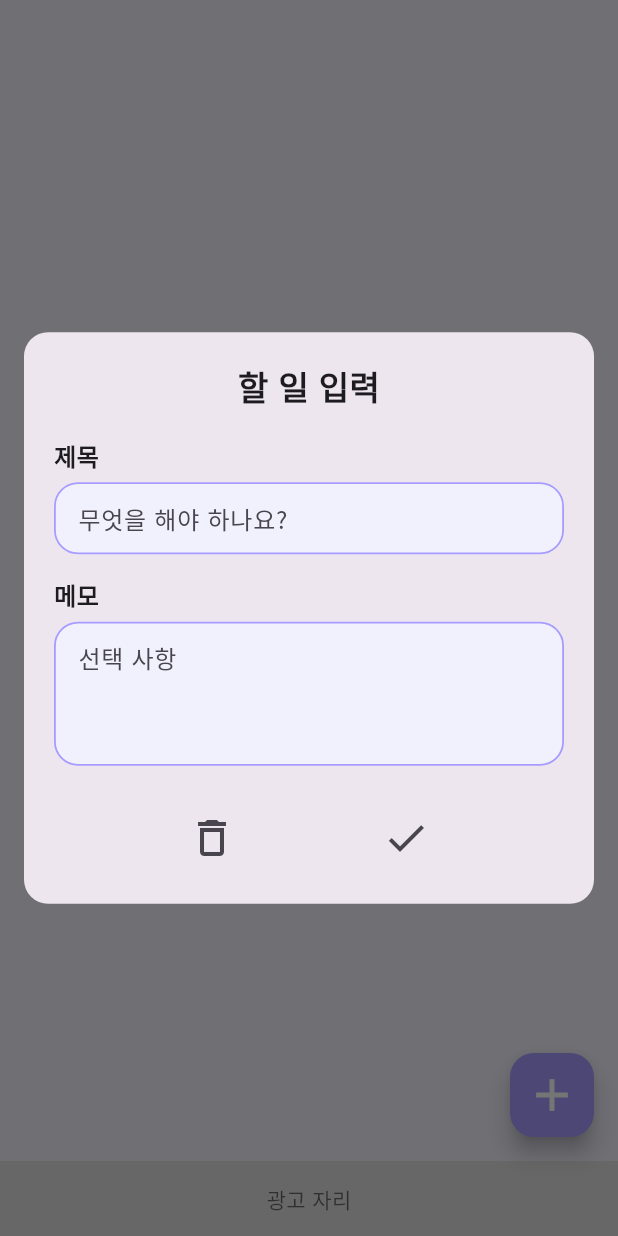
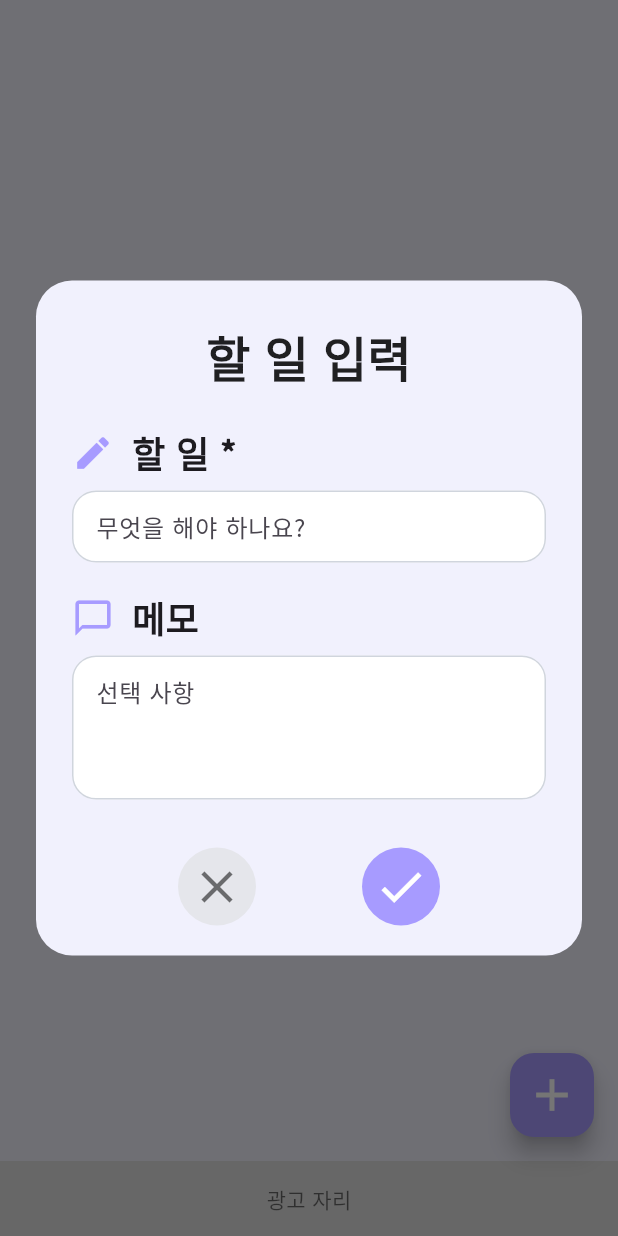
Before and after one commit to Zzeolla/wonmore_money_book, a Flutter app: the TodoListScreen screen opened directly, after a tap on the "add" icon, on a phone screen of 412 x 824 dp. Run offline on Flutter 3.47's test engine with Material 3 defaults, Android fonts, the phone set to English and light mode, and no system bars; our stand-ins replace another_flushbar, drift, table_calendar; accounts and stored records are empty; generated files the repository leaves out were written again.

Commit message:
add todo_list

```diff
--- a/lib/dialog/todo_input_dialog.dart
+++ b/lib/dialog/todo_input_dialog.dart
@@ -1,9 +1,19 @@
 import 'package:flutter/material.dart';
 import 'package:provider/provider.dart';
 import 'package:wonmore_money_book/provider/todo_provider.dart';
+import 'package:wonmore_money_book/widget/custom_circle_button.dart';
 
 class TodoInputDialog extends StatefulWidget {
-  const TodoInputDialog({super.key});
+  final int? todoId;
+  final String? initialTitle;
+  final String? initialMemo;
+
+  const TodoInputDialog({
+    super.key,
+    this.todoId,
+    this.initialTitle,
+    this.initialMemo,
+  });
 
   @override
   State<TodoInputDialog> createState() => _TodoInputDialogState();
@@ -14,6 +24,12 @@ class _TodoInputDialogState extends State<TodoInputDialog> {
   final TextEditingController _memoController = TextEditingController();
 
   @override
+  void initState() {
+    super.initState();
+    _titleController.text = widget.initialTitle ?? '';
+    _memoController.text = widget.initialMemo ?? '';
+  }
+  @override
   void dispose() {
     _titleController.dispose();
     _memoController.dispose();
@@ -22,69 +38,89 @@ class _TodoInputDialogState extends State<TodoInputDialog> {
 
   @override
   Widget build(BuildContext context) {
-    // todo: 디자인 다시 하기
-    // todo: 추가/수정 버튼과 삭제버튼 구현 필요
     final keyboardHeight = MediaQuery.of(context).viewInsets.bottom;
 
     return Dialog(
-      insetPadding: const EdgeInsets.symmetric(horizontal: 16),
-      shape: RoundedRectangleBorder(borderRadius: BorderRadius.circular(16)),
+      backgroundColor: const Color(0xFFF1F1FD),
+      insetPadding: const EdgeInsets.symmetric(horizontal: 24),
+      shape: RoundedRectangleBorder(borderRadius: BorderRadius.circular(24)),
       child: SingleChildScrollView(
-        padding: EdgeInsets.only(
-          left: 20,
-          right: 20,
-          top: 20,
-          bottom: 20,
-        ),
+        padding: const EdgeInsets.fromLTRB(24, 28, 24, 20),
         child: Column(
           mainAxisSize: MainAxisSize.min,
           children: [
-            MediaQuery.of(context).viewInsets.bottom > 0 ? const SizedBox(height: 12) : const SizedBox(height: 0),
+            MediaQuery.of(context).viewInsets.bottom > 0
+                ? const SizedBox(height: 12)
+                : const SizedBox(height: 0),
             const Text(
               '할 일 입력',
-              style: TextStyle(fontSize: 22, fontWeight: FontWeight.bold),
+              style: TextStyle(fontSize: 32, fontWeight: FontWeight.bold, color: Colors.black87),
+            ),
+            const SizedBox(height: 24),
+
+            // 제목 필드
+            _buildTextBox(
+              controller: _titleController,
+              label: '할 일',
+              icon: Icons.edit,
+              hintText: '무엇을 해야 하나요?',
+              isRequired: true,
             ),
             const SizedBox(height: 20),
             _buildTextBox(
-              controller: _titleController,
-              label: '제목',
-              hintText: '무엇을 해야 하나요?',
-              isRequired: true,
-            ),
-            const SizedBox(height: 16),
-            _buildTextBox(
               controller: _memoController,
               label: '메모',
+              icon: Icons.chat_bubble_outline,
               hintText: '선택 사항',
               maxLines: 3,
             ),
-            const SizedBox(height: 24),
+            const SizedBox(height: 32),
+
+            // 하단 버튼
             Row(
               mainAxisAlignment: MainAxisAlignment.spaceEvenly,
               children: [
-                IconButton(
-                  onPressed: () => Navigator.pop(context),
-                  icon: const Icon(Icons.delete_outline, size: 32),
-                  tooltip: '취소',
-                ),
-                IconButton(
-                  onPressed: () {
+                CustomCircleButton(
+                    icon: Icons.close,
+                    color: Colors.black54,
+                    backgroundColor: const Color(0xFFE5E6EB),
+                    onTap: () => Navigator.pop(context)),
+                CustomCircleButton(
+                  icon: Icons.check,
+                  color: Colors.white,
+                  backgroundColor: const Color(0xFFA79BFF),
+                  onTap: () async {
                     final title = _titleController.text.trim();
                     final memo = _memoController.text.trim();
+
                     if (title.isEmpty) {
                       ScaffoldMessenger.of(context).showSnackBar(
-                        const SnackBar(content: Text('제목을 입력해 주세요.')),
+                        const SnackBar(content: Text('할 일을 입력해 주세요.')),
                       );
                       return;
                     }
-                    context.read<TodoProvider>().addTodo(
-                      title,
-                      memo: memo.isEmpty ? null : memo,
-                    );
+
+                    if (widget.todoId != null) {
+                      final hasChanges = widget.initialTitle != title || widget.initialMemo != memo;
+
+                      if (hasChanges) {
+                        await context.read<TodoProvider>().updateTodo(
+                          widget.todoId!,
+                          title,
+                          memo.isEmpty ? null : memo,
+                        );
+                      } else {
+                        Navigator.pop(context);
+                        return;
+                      }
+                    } else {
+                      await context.read<TodoProvider>().addTodo(
+                        title,
+                        memo.isEmpty ? null : memo,
+                      );
+                    }
                     Navigator.pop(context);
                   },
-                  icon: const Icon(Icons.check, size: 32),
-                  tooltip: '추가',
                 ),
               ],
             )
@@ -97,6 +133,7 @@ class _TodoInputDialogState extends State<TodoInputDialog> {
   Widget _buildTextBox({
     required TextEditingController controller,
     required String label,
+    required IconData icon,
     required String hintText,
     bool isRequired = false,
     int maxLines = 1,
@@ -104,23 +141,30 @@ class _TodoInputDialogState extends State<TodoInputDialog> {
     return Column(
       crossAxisAlignment: CrossAxisAlignment.start,
       children: [
-        Text(label, style: const TextStyle(fontSize: 16, fontWeight: FontWeight.w600)),
-        const SizedBox(height: 6),
+        Row(
+          children: [
+            Icon(icon, size: 28, color: const Color(0xFFA79BFF)),
+            const SizedBox(width: 12),
+            Text(isRequired ? '$label *' : label,
+                style: const TextStyle(fontSize: 24, fontWeight: FontWeight.w600)),
+          ],
+        ),
+        const SizedBox(height: 8),
         TextField(
           controller: controller,
           maxLines: maxLines,
           decoration: InputDecoration(
             hintText: hintText,
             filled: true,
-            fillColor: const Color(0xFFF1F1FD),
+            fillColor: Colors.white,
             contentPadding: const EdgeInsets.symmetric(horizontal: 12, vertical: 12),
             border: OutlineInputBorder(
               borderRadius: BorderRadius.circular(16),
-              borderSide: const BorderSide(color: Color(0xFFA79BFF), width: 1.2),
+              borderSide: const BorderSide(color: Color(0xFFD0D5DD)),
             ),
             enabledBorder: OutlineInputBorder(
               borderRadius: BorderRadius.circular(16),
-              borderSide: const BorderSide(color: Color(0xFFA79BFF), width: 1.2),
+              borderSide: const BorderSide(color: Color(0xFFD0D5DD)),
             ),
             focusedBorder: OutlineInputBorder(
               borderRadius: BorderRadius.circular(16),
--- /dev/null
+++ b/lib/widget/custom_circle_button.dart
@@ -0,0 +1,32 @@
+import 'package:flutter/material.dart';
+
+class CustomCircleButton extends StatelessWidget {
+  final IconData icon;
+  final Color color;
+  final Color backgroundColor;
+  final VoidCallback onTap;
+
+  const CustomCircleButton({
+    super.key,
+    required this.icon,
+    required this.color,
+    required this.backgroundColor,
+    required this.onTap,
+  });
+
+  @override
+  Widget build(BuildContext context) {
+    return GestureDetector(
+      onTap: onTap,
+      child: Container(
+        width: 52,
+        height: 52,
+        decoration: BoxDecoration(
+          color: backgroundColor,
+          shape: BoxShape.circle,
+        ),
+        child: Icon(icon, color: color, size: 36),
+      ),
+    );
+  }
+}
```
Also changed, not shown: lib/dialog/custom_delete_dialog.dart (added, +72 -0 lines), lib/dialog/record_input_dialog.dart (+81 -41 lines), lib/provider/todo_provider.dart (+12 -1 lines), lib/screen/todo_list_screen.dart (+14 -9 lines), lib/widget/custom_bottom_sheet.dart (+29 -27 lines), 1 other file.
